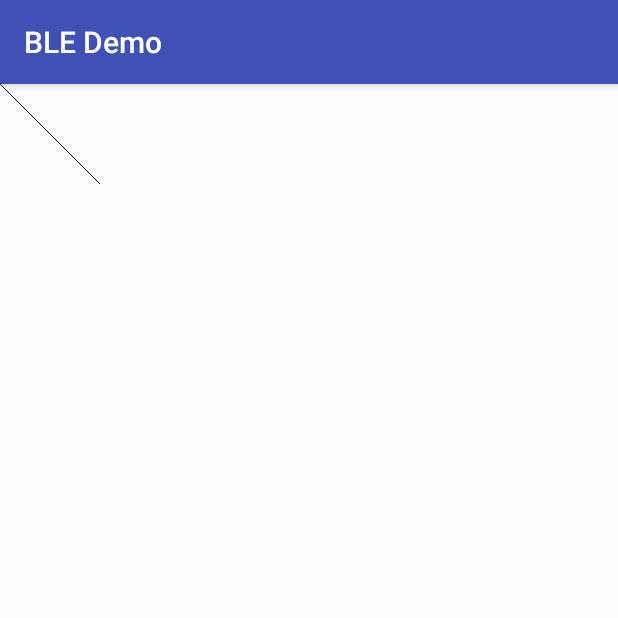
After one commit to aconno/BleDemo, an Android app: the GraphActivity screen opened directly, with no data from a screen before it, on a phone screen of 412 x 824 dp, the top half of it. The commit adds this screen. Run offline under Robolectric (Android 15) with nearby library versions, the phone set to English and light mode, and no system bars.

Commit message:
Update compileSdkVersion to 27 Update buildToolsVerstion to 27.0.1 Update ButterKnife to 8.8.1 Update Kotlin version to 1.2.21 Add GraphActivity

```diff
--- /dev/null
+++ b/app/src/main/java/de/troido/bledemo/GraphActivity.kt
@@ -0,0 +1,12 @@
+package de.troido.bledemo
+
+import android.os.Bundle
+import android.support.v7.app.AppCompatActivity
+
+class GraphActivity : AppCompatActivity() {
+
+    override fun onCreate(savedInstanceState: Bundle?) {
+        super.onCreate(savedInstanceState)
+        setContentView(R.layout.activity_graph)
+    }
+}
--- /dev/null
+++ b/app/src/main/java/de/troido/bledemo/GraphView.kt
@@ -0,0 +1,23 @@
+package de.troido.bledemo
+
+import android.content.Context
+import android.graphics.Canvas
+import android.graphics.Paint
+import android.util.AttributeSet
+import android.view.View
+
+class GraphView(context: Context, attrs: AttributeSet) : View(context, attrs) {
+
+    override fun onDraw(canvas: Canvas?) {
+        super.onDraw(canvas)
+
+        val startX = 0f
+        val startY = 0f
+        val stopX = 100f
+        val stopY = 100f
+        val paint = Paint()
+        canvas?.drawLine(startX, startY, stopX, stopY, paint)
+
+
+    }
+}
--- a/app/src/main/java/de/troido/bledemo/MainActivity.kt
+++ b/app/src/main/java/de/troido/bledemo/MainActivity.kt
@@ -52,5 +52,6 @@ class MainActivity : AppCompatActivity() {
     private fun startBle() {
         btn_epd.setOnClickListener { startActivity<EpdCameraActivity>() }
         btn_sensor.setOnClickListener { startActivity<SensorActivity>() }
+        btn_graph.setOnClickListener { startActivity<GraphActivity>() }
     }
 }
--- /dev/null
+++ b/app/src/main/res/layout/activity_graph.xml
@@ -0,0 +1,21 @@
+<?xml version="1.0" encoding="utf-8"?>
+<android.support.constraint.ConstraintLayout xmlns:android="http://schemas.android.com/apk/res/android"
+    xmlns:app="http://schemas.android.com/apk/res-auto"
+    xmlns:tools="http://schemas.android.com/tools"
+    android:layout_width="match_parent"
+    android:layout_height="match_parent"
+    tools:context="de.troido.bledemo.GraphActivity">
+
+    <de.troido.bledemo.GraphView
+        android:id="@+id/graphView"
+        android:layout_width="wrap_content"
+        android:layout_height="wrap_content"
+        android:layout_marginBottom="8dp"
+        android:layout_marginEnd="8dp"
+        android:layout_marginStart="8dp"
+        android:layout_marginTop="8dp"
+        app:layout_constraintBottom_toBottomOf="parent"
+        app:layout_constraintEnd_toEndOf="parent"
+        app:layout_constraintStart_toStartOf="parent"
+        app:layout_constraintTop_toTopOf="parent" />
+</android.support.constraint.ConstraintLayout>
--- a/app/src/main/res/layout/activity_main.xml
+++ b/app/src/main/res/layout/activity_main.xml
@@ -23,4 +23,10 @@
         android:layout_width="match_parent"
         android:layout_height="wrap_content"
         android:text="@string/btn_sensor"/>
+
+    <Button
+        android:id="@+id/btn_graph"
+        android:layout_width="match_parent"
+        android:layout_height="wrap_content"
+        android:text="@string/btn_graph" />
 </LinearLayout>
--- a/app/src/main/res/values/strings.xml
+++ b/app/src/main/res/values/strings.xml
@@ -3,6 +3,7 @@
     <string name="permission_fail">Cannot proceed without the requested permissions.</string>
     <string name="btn_epd">EPD</string>
     <string name="btn_sensor">Sensor</string>
+    <string name="btn_graph">Graph</string>
     <string name="camera_permission_info">To scan a QR code you need to grant access to your devices
         camera.</string>
     <string name="got_it">Got it</string>
```
Also changed, not shown: app/build.gradle (+24 -17 lines), app/src/main/AndroidManifest.xml (+18 -17 lines), app/src/main/java/de/troido/bledemo/epd/EpdCameraActivity.java (+12 -10 lines), app/src/main/java/de/troido/bledemo/epd/EpdResultActivity.java (+10 -9 lines), build.gradle (+5 -3 lines), measurementloader/build.gradle (+9 -9 lines), gradle/wrapper/gradle-wrapper.properties.
